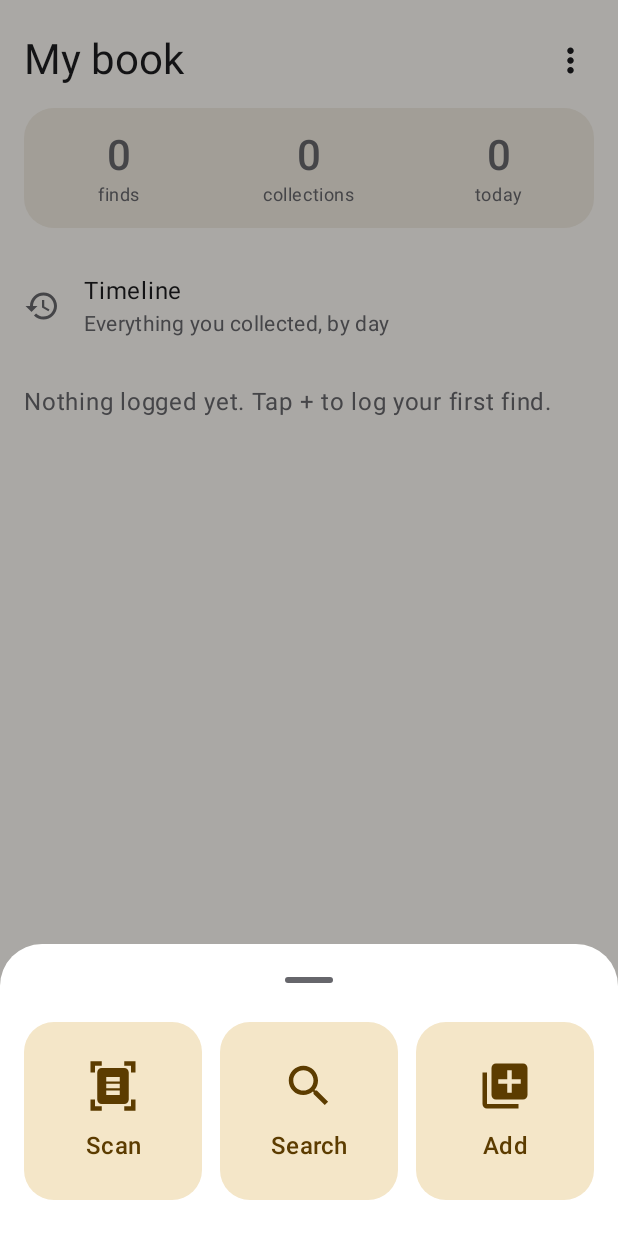
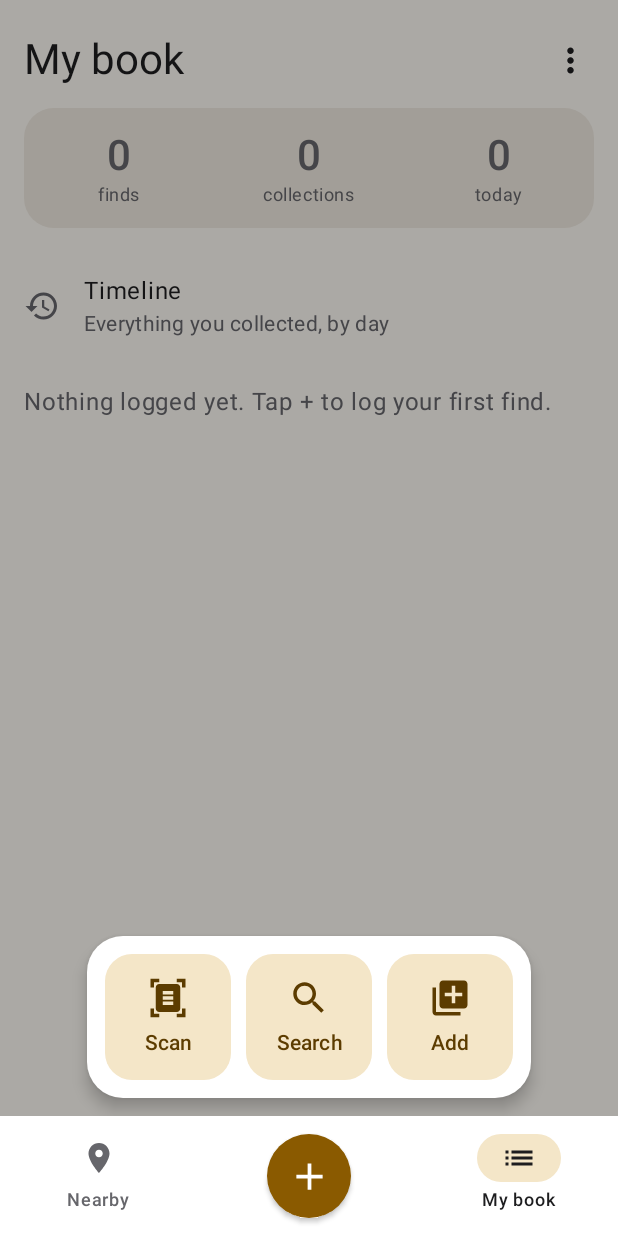
Before and after one commit to thisisartman/Meguri, an Android app built with Jetpack Compose: the BookScreen screen opened through its navigation route, after a tap on "Log a find", on a phone screen of 412 x 824 dp. Run offline under Robolectric (Android 15) with nearby library versions, the phone set to English and light mode, and no system bars; our stand-ins replace Dagger/Hilt's generated code, Room's generated code; libraries missing offline, so code that uses them is left out: androidx.hilt.lifecycle, com.google.mlkit.vision, org.maplibre.android, org.maplibre.geojson; network calls fail; 24 statements that could not run were skipped.

Commit message:
+ card above the bottom bar, buttons a quarter smaller; Ekitag picture: two-line name in the app's language order, stamp near the top
Device: legion

```diff
--- a/app/src/main/java/io/github/thisisartman/collectibles/photo/PhotoStore.kt
+++ b/app/src/main/java/io/github/thisisartman/collectibles/photo/PhotoStore.kt
@@ -53,7 +53,10 @@ object PhotoStore {
         // An Ekitag screenshot becomes its stamp on a titled square (owner, 2026-11-09); no stamp found, the screenshot.
         val bmp = when {
             circle -> runCatching { CoverCrop.crop(whole) }.getOrNull()?.also { whole.recycle() } ?: whole
-            ekitagTitle != null -> runCatching { EkitagArt.render(whole, ekitagTitle) }.getOrNull()?.also { whole.recycle() } ?: whole
+            ekitagTitle != null -> runCatching {
+                // "first\nsecond": the station's name in the app's language first
+                EkitagArt.render(whole, ekitagTitle.substringBefore('\n'), ekitagTitle.substringAfter('\n', ""))
+            }.getOrNull()?.also { whole.recycle() } ?: whole
             else -> whole
         }
         val target = File(dir(context), "$photoId.webp")
--- a/app/src/main/java/io/github/thisisartman/collectibles/ui/App.kt
+++ b/app/src/main/java/io/github/thisisartman/collectibles/ui/App.kt
@@ -222,7 +222,8 @@ fun App(request: AppRequest? = null, onRequestHandled: () -> Unit = {}) {
                                     contentAlignment = androidx.compose.ui.Alignment.Center,
                                 ) {
                                     androidx.compose.material3.Surface(
-                                        onClick = { showLog = true },
+                                        // + opens the card, and closes it again
+                                        onClick = { showLog = !showLog },
                                         shape = androidx.compose.foundation.shape.CircleShape,
                                         color = MaterialTheme.colorScheme.primary,
                                         contentColor = MaterialTheme.colorScheme.onPrimary,
@@ -238,7 +239,7 @@ fun App(request: AppRequest? = null, onRequestHandled: () -> Unit = {}) {
                             }
                             NavigationBarItem(
                                 selected = (route ?: NEARBY) == r,
-                                onClick = { nav.openTab(r) },
+                                onClick = { showLog = false; nav.openTab(r) },
                                 icon = { Icon(icon, contentDescription = null) },
                                 label = { Text(stringResource(label)) },
                                 colors = NavigationBarItemDefaults.colors(
@@ -339,6 +340,19 @@ fun App(request: AppRequest? = null, onRequestHandled: () -> Unit = {}) {
                         Page { CollectionCheckScreen(vm, snackbar, onBack = { nav.popBackStack() }, only = only, tripDay = true) }
                     }
                 }
+                // The + card sits in the page area, above the bottom bar, so the bar stays usable (owner, 2026-11-09)
+                LogSheet(
+                    open = showLog && topLevel,
+                    onDismiss = { showLog = false },
+                    onScan = { showLog = false; scanTrigger++ },
+                    // Search: the search bar on Nearby, focused, so typing starts at once
+                    onSearch = {
+                        showLog = false
+                        if (nav.currentDestination?.route != NEARBY) nav.popBackStack(NEARBY, inclusive = false)
+                        searchTick++
+                    },
+                    onAdd = { showLog = false; nav.navigate("new") },
+                )
             }
         }
         if (newCollection) {
@@ -347,18 +361,5 @@ fun App(request: AppRequest? = null, onRequestHandled: () -> Unit = {}) {
                 newCollection = false
             }
         }
-        if (showLog) {
-            LogSheet(
-                onDismiss = { showLog = false },
-                onScan = { showLog = false; scanTrigger++ },
-                // Search: the search bar on Nearby, focused, so typing starts at once
-                onSearch = {
-                    showLog = false
-                    if (nav.currentDestination?.route != NEARBY) nav.popBackStack(NEARBY, inclusive = false)
-                    searchTick++
-                },
-                onAdd = { showLog = false; nav.navigate("new") },
-            )
-        }
     }
 }
--- a/app/src/main/java/io/github/thisisartman/collectibles/ui/LogSheet.kt
+++ b/app/src/main/java/io/github/thisisartman/collectibles/ui/LogSheet.kt
@@ -1,26 +1,34 @@
 package io.github.thisisartman.collectibles.ui
 
+import androidx.activity.compose.BackHandler
+import androidx.compose.animation.AnimatedVisibility
+import androidx.compose.animation.fadeIn
+import androidx.compose.animation.fadeOut
+import androidx.compose.animation.slideInVertically
+import androidx.compose.animation.slideOutVertically
+import androidx.compose.foundation.background
+import androidx.compose.foundation.clickable
+import androidx.compose.foundation.interaction.MutableInteractionSource
 import androidx.compose.foundation.layout.Arrangement
+import androidx.compose.foundation.layout.Box
+import androidx.compose.foundation.layout.BoxScope
 import androidx.compose.foundation.layout.Column
 import androidx.compose.foundation.layout.Row
 import androidx.compose.foundation.layout.Spacer
-import androidx.compose.foundation.layout.aspectRatio
 import androidx.compose.foundation.layout.fillMaxSize
-import androidx.compose.foundation.layout.fillMaxWidth
 import androidx.compose.foundation.layout.height
 import androidx.compose.foundation.layout.padding
 import androidx.compose.foundation.layout.size
 import androidx.compose.foundation.shape.RoundedCornerShape
-import androidx.compose.material3.ExperimentalMaterial3Api
 import androidx.compose.material3.Icon
 import androidx.compose.material3.MaterialTheme
-import androidx.compose.material3.ModalBottomSheet
 import androidx.compose.material3.Surface
 import androidx.compose.material3.Text
-import androidx.compose.material3.rememberModalBottomSheetState
 import androidx.compose.runtime.Composable
+import androidx.compose.runtime.remember
 import androidx.compose.ui.Alignment
 import androidx.compose.ui.Modifier
+import androidx.compose.ui.graphics.Color
 import androidx.compose.ui.res.painterResource
 import androidx.compose.ui.res.stringResource
 import androidx.compose.ui.text.font.FontWeight
@@ -29,38 +37,49 @@ import androidx.compose.ui.unit.dp
 import io.github.thisisartman.collectibles.R
 
 /**
- * The + sheet (owner, 2026-11-09: the list of nearby things here was frustrating): three large square buttons.
- * Scan a card or cover, Search everything (the search bar on Nearby), Add a new item from an empty form.
+ * The + card (owner, 2026-11-09): three square buttons, Scan, Search and Add, in a small card that rises from just
+ * above the + button. It lives in the page area, so the bottom bar stays visible and usable (owner: it must not cover
+ * the navigation); the buttons are a quarter smaller than the first try. Tapping outside, + again or Back closes it.
  */
-@OptIn(ExperimentalMaterial3Api::class)
 @Composable
-fun LogSheet(onDismiss: () -> Unit, onScan: () -> Unit, onSearch: () -> Unit, onAdd: () -> Unit) {
-    val sheet = rememberModalBottomSheetState(skipPartiallyExpanded = true)
-    ModalBottomSheet(onDismissRequest = onDismiss, sheetState = sheet) {
-        Row(
-            Modifier.fillMaxWidth().padding(start = 16.dp, end = 16.dp, top = 4.dp, bottom = 24.dp),
-            horizontalArrangement = Arrangement.spacedBy(12.dp),
-        ) {
-            SquareAction(R.drawable.ic_scan, stringResource(R.string.add_scan), onScan, Modifier.weight(1f))
-            SquareAction(R.drawable.ic_search, stringResource(R.string.add_search), onSearch, Modifier.weight(1f))
-            SquareAction(R.drawable.ic_collect, stringResource(R.string.add_new), onAdd, Modifier.weight(1f))
+fun BoxScope.LogSheet(open: Boolean, onDismiss: () -> Unit, onScan: () -> Unit, onSearch: () -> Unit, onAdd: () -> Unit) {
+    if (open) BackHandler(onBack = onDismiss)
+    AnimatedVisibility(open, enter = fadeIn(), exit = fadeOut(), modifier = Modifier.matchParentSize()) {
+        // A light dim over the page only; a tap on it closes the card
+        Box(
+            Modifier.fillMaxSize().background(Color.Black.copy(alpha = 0.32f))
+                .clickable(interactionSource = remember { MutableInteractionSource() }, indication = null, onClick = onDismiss),
+        )
+    }
+    AnimatedVisibility(
+        open,
+        enter = fadeIn() + slideInVertically { it / 2 },
+        exit = fadeOut() + slideOutVertically { it / 2 },
+        modifier = Modifier.align(Alignment.BottomCenter).padding(bottom = 12.dp),
+    ) {
+        Surface(shape = RoundedCornerShape(24.dp), color = MaterialTheme.colorScheme.surfaceContainerHigh, shadowElevation = 6.dp) {
+            Row(Modifier.padding(12.dp), horizontalArrangement = Arrangement.spacedBy(10.dp)) {
+                SquareAction(R.drawable.ic_scan, stringResource(R.string.add_scan), onScan)
+                SquareAction(R.drawable.ic_search, stringResource(R.string.add_search), onSearch)
+                SquareAction(R.drawable.ic_collect, stringResource(R.string.add_new), onAdd)
+            }
         }
     }
 }
 
 @Composable
-private fun SquareAction(icon: Int, label: String, onClick: () -> Unit, modifier: Modifier = Modifier) {
+private fun SquareAction(icon: Int, label: String, onClick: () -> Unit) {
     Surface(
         onClick = onClick,
-        modifier = modifier.aspectRatio(1f),
-        shape = RoundedCornerShape(20.dp),
+        modifier = Modifier.size(84.dp),
+        shape = RoundedCornerShape(18.dp),
         color = MaterialTheme.colorScheme.secondaryContainer,
         contentColor = MaterialTheme.colorScheme.onSecondaryContainer,
     ) {
-        Column(Modifier.fillMaxSize().padding(8.dp), horizontalAlignment = Alignment.CenterHorizontally, verticalArrangement = Arrangement.Center) {
-            Icon(painterResource(icon), contentDescription = null, modifier = Modifier.size(36.dp))
-            Spacer(Modifier.height(10.dp))
-            Text(label, style = MaterialTheme.typography.titleMedium, fontWeight = FontWeight.SemiBold, textAlign = TextAlign.Center, maxLines = 1)
+        Column(Modifier.fillMaxSize().padding(6.dp), horizontalAlignment = Alignment.CenterHorizontally, verticalArrangement = Arrangement.Center) {
+            Icon(painterResource(icon), contentDescription = null, modifier = Modifier.size(28.dp))
+            Spacer(Modifier.height(6.dp))
+            Text(label, style = MaterialTheme.typography.labelLarge, fontWeight = FontWeight.SemiBold, textAlign = TextAlign.Center, maxLines = 1)
         }
     }
 }
```
Also changed, not shown: app/src/main/java/io/github/thisisartman/collectibles/data/CollectionRepository.kt (+6 -2 lines), app/src/main/java/io/github/thisisartman/collectibles/photo/EkitagArt.kt (+29 -12 lines).
